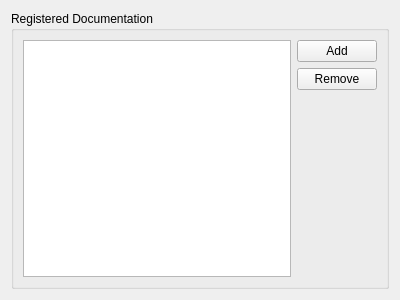
The window that src/plugins/help/docsettingspage.ui (qt-creator/qt-creator) describes before a commit, drawn with Qt 5.
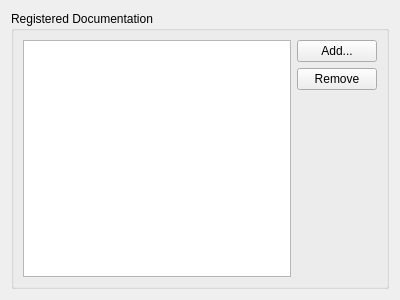
The same window after the commit.

Commit message: help: Add '...' to indicate there will be another dialog

What changed in the file:
```diff
--- a/src/plugins/help/docsettingspage.ui
+++ b/src/plugins/help/docsettingspage.ui
@@ -44,7 +44,7 @@
         <item>
          <widget class="QPushButton" name="addButton">
           <property name="text">
-           <string>Add</string>
+           <string>Add...</string>
           </property>
          </widget>
         </item>
```
